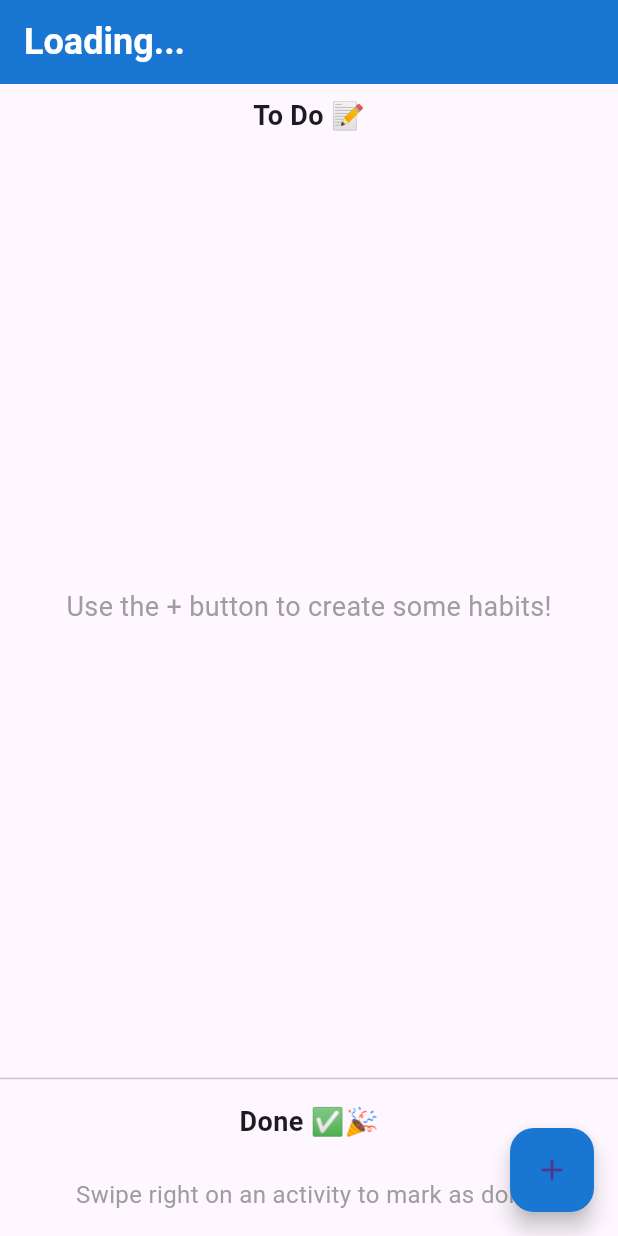
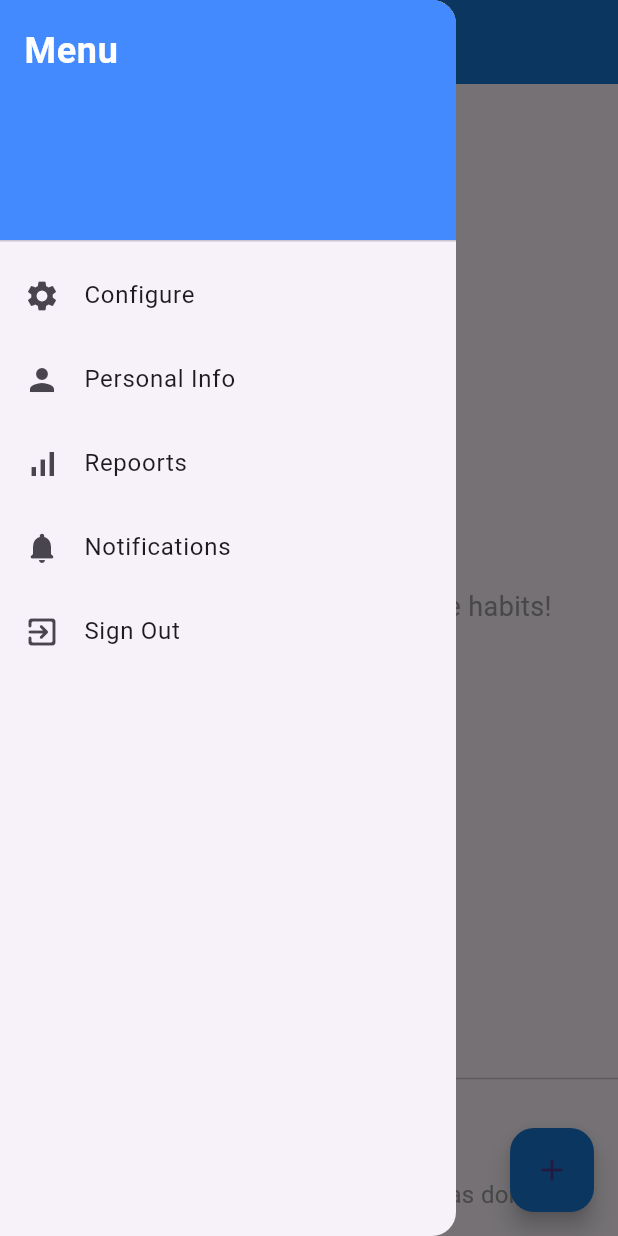
Before and after one commit to arg0nath/habbit_tracker, a Flutter app: the HabitTrackerScreen screen opened directly with empty values, with the side drawer open (before the commit the screen has no drawer), on a phone screen of 412 x 824 dp. Run offline on Flutter 3.47's test engine with Material 3 defaults, Android fonts, the phone set to English and light mode, and no system bars; our stand-ins replace fluttertoast, shared_preferences; accounts and stored records are empty.

```diff
--- a/lib/habit_tracker_screen.dart
+++ b/lib/habit_tracker_screen.dart
@@ -1,5 +1,6 @@
 import 'package:flutter/material.dart';
 import 'package:habbit_tracker/add_habit_screen.dart';
+import 'package:habbit_tracker/utilities/userPrefs.dart';
 
 class HabitTrackerScreen extends StatefulWidget {
   final String username;
@@ -17,7 +18,13 @@ class _HabitTrackerScreenState extends State<HabitTrackerScreen> {
 
   @override
   void initState() {
+    loadUserCreditsFromPrefs();
     super.initState();
+  }
+
+  Future<void> loadUserCreditsFromPrefs() async {
+    final userCreditsPrefs = await loadUserData();
+    name = userCreditsPrefs['userName'] as String;
   }
 
   Future<void> _saveHabits() async {
@@ -47,7 +54,52 @@ class _HabitTrackerScreenState extends State<HabitTrackerScreen> {
   @override
   Widget build(BuildContext context) {
     return Scaffold(
+      drawer: Drawer(
+        child: ListView(
+          shrinkWrap: true,
+          padding: EdgeInsets.zero,
+          children: [
+            DrawerHeader(
+              child: Text(
+                'Menu',
+                style: const TextStyle(
+                  fontSize: 24,
+                  color: Colors.white,
+                  fontWeight: FontWeight.bold,
+                ),
+              ),
+              decoration: BoxDecoration(color: Colors.blueAccent),
+            ),
+            ListTile(
+              leading: Icon(Icons.settings),
+              title: Text('Configure'),
+              onTap: () {},
+            ),
+            ListTile(
+              leading: Icon(Icons.person),
+              title: Text('Personal Info'),
+              onTap: () {},
+            ),
+            ListTile(
+              leading: Icon(Icons.signal_cellular_alt_outlined),
+              title: Text('Repoorts'),
+              onTap: () {},
+            ),
+            ListTile(
+              leading: Icon(Icons.notifications_rounded),
+              title: Text('Notifications'),
+              onTap: () {},
+            ),
+            ListTile(
+              leading: Icon(Icons.exit_to_app_rounded),
+              title: Text('Sign Out'),
+              onTap: () {},
+            )
+          ],
+        ),
+      ),
       appBar: AppBar(
+        centerTitle: true,
         backgroundColor: Colors.blue.shade700,
         title: Text(
           name.isNotEmpty ? name : 'Loading...',
```
Also changed, not shown: lib/login_screen.dart (+10 -4 lines), lib/register_screen.dart (+8 -1 lines), lib/utilities/userPrefs.dart (added, +21 -0 lines).
